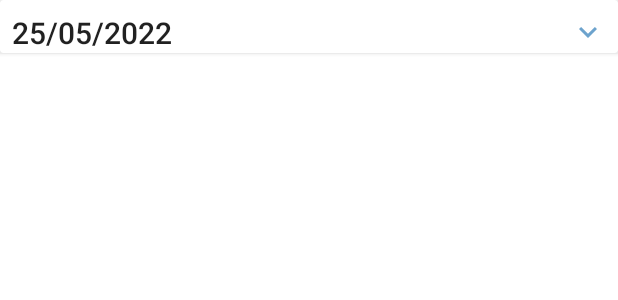
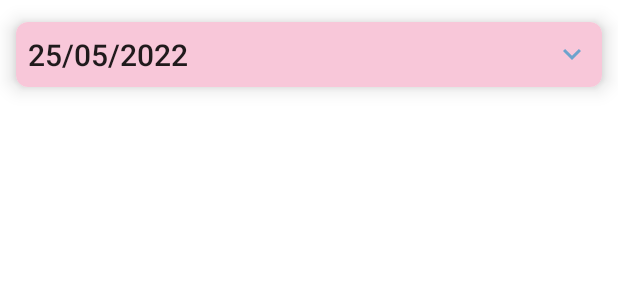
Before and after one commit to DocDirect2021/Doc_Direct, an Android app: the layout row_prise_rdv.xml on its own in the app's theme, with its tools: preview values and no code run, on a phone screen of 412 x 824 dp. Shown: the top 300 px of the screen. Run offline under Robolectric (Android 15) with nearby library versions, the phone set to English and light mode, and no system bars.

Commit message:
update layout row_prise_rdv

```diff
--- a/app/src/main/res/layout/row_prise_rdv.xml
+++ b/app/src/main/res/layout/row_prise_rdv.xml
@@ -3,7 +3,10 @@
     xmlns:app="http://schemas.android.com/apk/res-auto"
     xmlns:tools="http://schemas.android.com/tools"
     android:layout_width="match_parent"
-    android:layout_height="wrap_content">
+    android:layout_height="wrap_content"
+    app:cardCornerRadius="8dp"
+    app:cardElevation="8dp"
+    app:cardUseCompatPadding="true">
 
     <androidx.constraintlayout.widget.ConstraintLayout
         android:layout_width="match_parent"
@@ -13,12 +16,14 @@
             android:id="@+id/tvDate"
             android:layout_width="match_parent"
             android:layout_height="wrap_content"
-            android:layout_margin="8dp"
+            android:background="@color/colorPrimary"
+            android:padding="8dp"
+            android:paddingLeft="8dp"
+            android:paddingRight="8dp"
             android:textAppearance="@style/TextAppearance.AppCompat.Body2"
             android:textSize="20sp"
             app:drawableRightCompat="@drawable/ic_keyboard_arrow_down"
             app:layout_constraintEnd_toEndOf="parent"
-            app:layout_constraintHorizontal_bias="0.5"
             app:layout_constraintStart_toStartOf="parent"
             app:layout_constraintTop_toTopOf="parent"
             tools:text="25/05/2022" />
```
